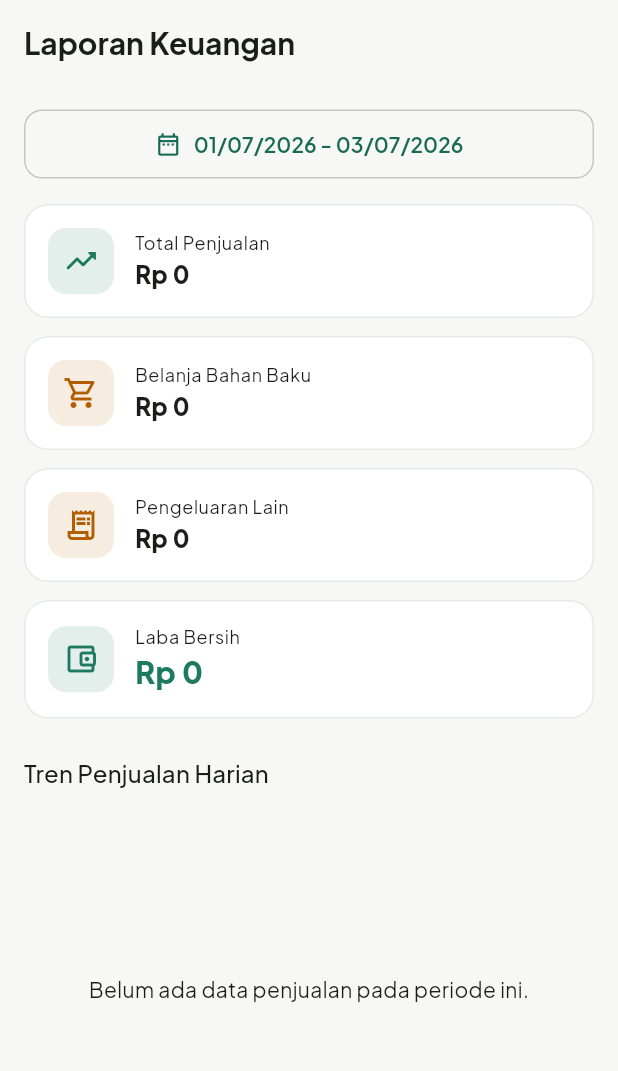
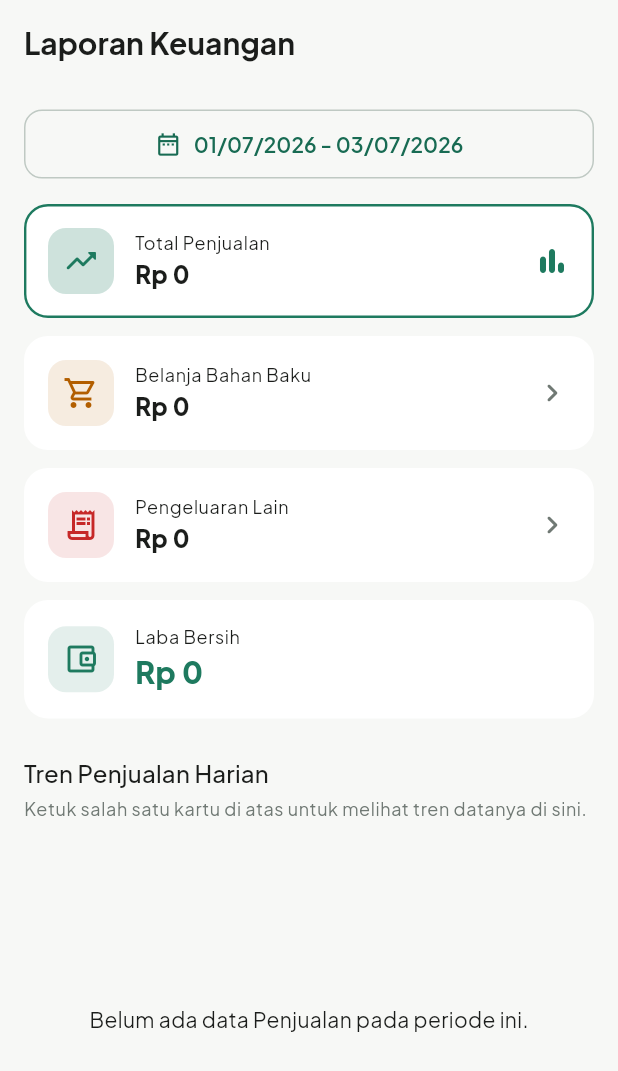
Before and after one commit to InMyDr3am/flutter_pos_resto, a Flutter app: the FinancialReportScreen screen opened by its route, on a phone screen of 412 x 824 dp. Shown: the top 1071 px of the screen. Run offline on Flutter 3.47's test engine with Material 3 defaults, Android fonts, the light colour scheme and no system bars; our stand-ins replace cached_network_image, fl_chart, flutter_dotenv, flutter_riverpod, go_router, google_fonts and 2 more; accounts and stored records are empty.

Commit message:
update grafik

```diff
--- a/lib/models/financial_summary.dart
+++ b/lib/models/financial_summary.dart
@@ -11,12 +11,16 @@ class FinancialSummary {
     required this.totalIngredientPurchases,
     required this.totalExpenses,
     required this.dailySales,
+    required this.dailyPurchases,
+    required this.dailyExpenses,
   });
 
   final num totalSales;
   final num totalIngredientPurchases;
   final num totalExpenses;
   final List<DailyTotal> dailySales;
+  final List<DailyTotal> dailyPurchases;
+  final List<DailyTotal> dailyExpenses;
 
   num get totalOutcome => totalIngredientPurchases + totalExpenses;
   num get netProfit => totalSales - totalOutcome;
--- a/lib/providers/order_provider.dart
+++ b/lib/providers/order_provider.dart
@@ -16,6 +16,12 @@ final kitchenOrdersProvider = StreamProvider<List<OrderDetail>>((ref) {
 /// Orders plated and ready to be paid — feeds the cashier/payment screen.
 final servedOrdersProvider = StreamProvider<List<OrderDetail>>((ref) {
   return ref.watch(orderServiceProvider).watchOrdersByStatus(OrderStatus.served);
+});
+
+/// Paid orders — feeds the sales report so it updates the instant a payment
+/// goes through, without waiting for a manual filter change.
+final paidOrdersProvider = StreamProvider<List<OrderDetail>>((ref) {
+  return ref.watch(orderServiceProvider).watchOrdersByStatus(OrderStatus.paid);
 });
 
 class OrderController extends AsyncNotifier<void> {
--- a/lib/screens/reports/financial_report_screen.dart
+++ b/lib/screens/reports/financial_report_screen.dart
@@ -7,10 +7,19 @@ import '../../core/widgets/async_value_widget.dart';
 import '../../models/financial_summary.dart';
 import '../../providers/report_provider.dart';
 
-class FinancialReportScreen extends ConsumerWidget {
+enum _Metric { sales, purchases, expenses }
+
+class FinancialReportScreen extends ConsumerStatefulWidget {
   const FinancialReportScreen({super.key});
 
-  Future<void> _pickPeriod(BuildContext context, WidgetRef ref) async {
+  @override
+  ConsumerState<FinancialReportScreen> createState() => _FinancialReportScreenState();
+}
+
+class _FinancialReportScreenState extends ConsumerState<FinancialReportScreen> {
+  _Metric _selected = _Metric.sales;
+
+  Future<void> _pickPeriod() async {
     final period = ref.read(financialPeriodProvider);
     final now = DateTime.now();
     final range = await showDateRangePicker(
@@ -25,7 +34,7 @@ class FinancialReportScreen extends ConsumerWidget {
   }
 
   @override
-  Widget build(BuildContext context, WidgetRef ref) {
+  Widget build(BuildContext context) {
     final summaryAsync = ref.watch(financialSummaryProvider);
     final period = ref.watch(financialPeriodProvider);
 
@@ -33,11 +42,18 @@ class FinancialReportScreen extends ConsumerWidget {
       appBar: AppBar(title: const Text('Laporan Keuangan')),
       body: AsyncValueWidget(
         value: summaryAsync,
-        data: (summary) => ListView(
+        data: (summary) {
+          final (dailyData, chartColor, chartLabel) = switch (_selected) {
+            _Metric.sales => (summary.dailySales, const Color(0xFF1E7A5F), 'Penjualan'),
+            _Metric.purchases => (summary.dailyPurchases, const Color(0xFFB25E00), 'Belanja Bahan Baku'),
+            _Metric.expenses => (summary.dailyExpenses, const Color(0xFFC62828), 'Pengeluaran Lain'),
+          };
+
+          return ListView(
             padding: const EdgeInsets.all(16),
             children: [
               OutlinedButton.icon(
-              onPressed: () => _pickPeriod(context, ref),
+                onPressed: _pickPeriod,
                 icon: const Icon(Icons.date_range_outlined, size: 18),
                 label: Text(
                   '${AppFormat.dateShort(period.from)} - ${AppFormat.dateShort(period.to)}',
@@ -49,6 +65,8 @@ class FinancialReportScreen extends ConsumerWidget {
                 value: summary.totalSales,
                 color: const Color(0xFF1E7A5F),
                 icon: Icons.trending_up_rounded,
+                selected: _selected == _Metric.sales,
+                onTap: () => setState(() => _selected = _Metric.sales),
               ),
               const SizedBox(height: 12),
               _SummaryCard(
@@ -56,13 +74,17 @@ class FinancialReportScreen extends ConsumerWidget {
                 value: summary.totalIngredientPurchases,
                 color: const Color(0xFFB25E00),
                 icon: Icons.shopping_cart_outlined,
+                selected: _selected == _Metric.purchases,
+                onTap: () => setState(() => _selected = _Metric.purchases),
               ),
               const SizedBox(height: 12),
               _SummaryCard(
                 label: 'Pengeluaran Lain',
                 value: summary.totalExpenses,
-              color: const Color(0xFFB25E00),
+                color: const Color(0xFFC62828),
                 icon: Icons.receipt_long_outlined,
+                selected: _selected == _Metric.expenses,
+                onTap: () => setState(() => _selected = _Metric.expenses),
               ),
               const SizedBox(height: 12),
               _SummaryCard(
@@ -73,16 +95,25 @@ class FinancialReportScreen extends ConsumerWidget {
                 emphasize: true,
               ),
               const SizedBox(height: 24),
-            Text('Tren Penjualan Harian', style: Theme.of(context).textTheme.titleMedium),
+              Text('Tren $chartLabel Harian', style: Theme.of(context).textTheme.titleMedium),
+              const SizedBox(height: 4),
+              Text(
+                'Ketuk salah satu kartu di atas untuk melihat tren datanya di sini.',
+                style: Theme.of(context)
+                    .textTheme
+                    .bodySmall
+                    ?.copyWith(color: Theme.of(context).colorScheme.outline),
+              ),
               const SizedBox(height: 12),
               SizedBox(
                 height: 240,
-              child: summary.dailySales.isEmpty
-                  ? const Center(child: Text('Belum ada data penjualan pada periode ini.'))
-                  : _SalesTrendChart(dailySales: summary.dailySales),
+                child: dailyData.isEmpty
+                    ? Center(child: Text('Belum ada data $chartLabel pada periode ini.'))
+                    : _TrendChart(dailyData: dailyData, color: chartColor),
               ),
             ],
-        ),
+          );
+        },
       ),
     );
   }
@@ -95,6 +126,8 @@ class _SummaryCard extends StatelessWidget {
     required this.color,
     required this.icon,
     this.emphasize = false,
+    this.selected = false,
+    this.onTap,
   });
 
   final String label;
@@ -102,10 +135,19 @@ class _SummaryCard extends StatelessWidget {
   final Color color;
   final IconData icon;
   final bool emphasize;
+  final bool selected;
+  final VoidCallback? onTap;
 
   @override
   Widget build(BuildContext context) {
     return Card(
+      shape: RoundedRectangleBorder(
+        borderRadius: BorderRadius.circular(16),
+        side: selected ? BorderSide(color: color, width: 1.6) : BorderSide.none,
+      ),
+      child: InkWell(
+        borderRadius: BorderRadius.circular(16),
+        onTap: onTap,
         child: Padding(
           padding: const EdgeInsets.all(16),
           child: Row(
@@ -115,7 +157,7 @@ class _SummaryCard extends StatelessWidget {
                 height: 44,
                 alignment: Alignment.center,
                 decoration: BoxDecoration(
-                color: color.withValues(alpha: 0.12),
+                  color: color.withValues(alpha: selected ? 0.22 : 0.12),
                   borderRadius: BorderRadius.circular(12),
                 ),
                 child: Icon(icon, color: color),
@@ -138,21 +180,28 @@ class _SummaryCard extends StatelessWidget {
                   ],
                 ),
               ),
+              if (onTap != null)
+                Icon(
+                  selected ? Icons.bar_chart_rounded : Icons.chevron_right_rounded,
+                  color: selected ? color : Theme.of(context).colorScheme.outline,
+                ),
             ],
+          ),
         ),
       ),
     );
   }
 }
 
-class _SalesTrendChart extends StatelessWidget {
-  const _SalesTrendChart({required this.dailySales});
+class _TrendChart extends StatelessWidget {
+  const _TrendChart({required this.dailyData, required this.color});
 
-  final List<DailyTotal> dailySales;
+  final List<DailyTotal> dailyData;
+  final Color color;
 
   @override
   Widget build(BuildContext context) {
-    final maxY = dailySales.map((e) => e.amount).fold<num>(0, (a, b) => a > b ? a : b);
+    final maxY = dailyData.map((e) => e.amount).fold<num>(0, (a, b) => a > b ? a : b);
 
     return BarChart(
       BarChartData(
@@ -170,11 +219,11 @@ class _SalesTrendChart extends StatelessWidget {
               reservedSize: 32,
               getTitlesWidget: (value, meta) {
                 final index = value.toInt();
-                if (index < 0 || index >= dailySales.length) return const SizedBox.shrink();
+                if (index < 0 || index >= dailyData.length) return const SizedBox.shrink();
                 return Padding(
                   padding: const EdgeInsets.only(top: 6),
                   child: Text(
-                    AppFormat.dateShort(dailySales[index].date).substring(0, 5),
+                    AppFormat.dateShort(dailyData[index].date).substring(0, 5),
                     style: const TextStyle(fontSize: 10),
                   ),
                 );
@@ -185,19 +234,19 @@ class _SalesTrendChart extends StatelessWidget {
         barTouchData: BarTouchData(
           touchTooltipData: BarTouchTooltipData(
             getTooltipItem: (group, groupIndex, rod, rodIndex) => BarTooltipItem(
-              AppFormat.rupiah(dailySales[group.x].amount),
+              AppFormat.rupiah(dailyData[group.x].amount),
               const TextStyle(color: Colors.white, fontWeight: FontWeight.w700),
             ),
           ),
         ),
         barGroups: [
-          for (var i = 0; i < dailySales.length; i++)
+          for (var i = 0; i < dailyData.length; i++)
             BarChartGroupData(
               x: i,
               barRods: [
                 BarChartRodData(
-                  toY: dailySales[i].amount.toDouble(),
-                  color: Theme.of(context).colorScheme.primary,
+                  toY: dailyData[i].amount.toDouble(),
+                  color: color,
                   width: 14,
                   borderRadius: BorderRadius.circular(4),
                 ),
```
Also changed, not shown: lib/providers/report_provider.dart (+26 -7 lines), lib/services/order_service.dart (+0 -25 lines), lib/services/report_service.dart (+26 -10 lines), .claude/settings.local.json. Lines whose indentation alone changed are shown as unchanged.
